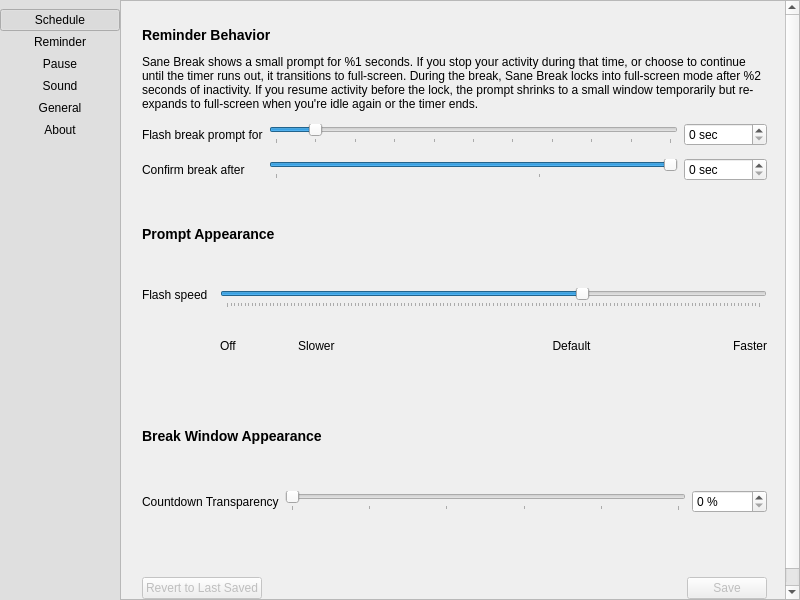
Above: src/gui/pref-window.ui from AllanChain/sane-break before the change. Below: the same form after it.
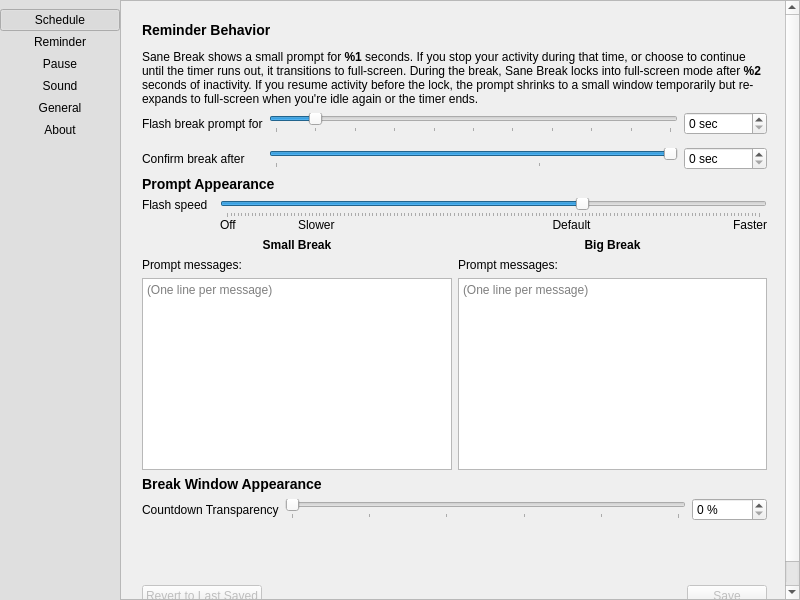
That is the form after the change. The open tabs and pages were chosen to show the change. Icons and pictures are not drawn. Custom widgets are drawn as their Qt base class.

Commit message:
custom messages for break
See #12

The edit to the form file:
```diff
--- a/src/gui/pref-window.ui
+++ b/src/gui/pref-window.ui
@@ -508,7 +508,7 @@
               </property>
               <property name="text">
                <string>&lt;h3&gt;Reminder Behavior&lt;/h3&gt;
-&lt;p&gt;Sane Break shows a small prompt for %1 seconds. If you stop your activity during that time, or choose to continue until the timer runs out, it transitions to full-screen. During the break, Sane Break locks into full-screen mode after %2 seconds of inactivity. If you resume activity before the lock, the prompt shrinks to a small window temporarily but re-expands to full-screen when you're idle again or the timer ends.&lt;/p&gt;</string>
+&lt;p&gt;Sane Break shows a small prompt for &lt;b&gt;%1&lt;/b&gt; seconds. If you stop your activity during that time, or choose to continue until the timer runs out, it transitions to full-screen. During the break, Sane Break locks into full-screen mode after &lt;b&gt;%2&lt;/b&gt; seconds of inactivity. If you resume activity before the lock, the prompt shrinks to a small window temporarily but re-expands to full-screen when you're idle again or the timer ends.&lt;/p&gt;</string>
               </property>
               <property name="wordWrap">
                <bool>true</bool>
@@ -696,6 +696,58 @@
               </item>
              </layout>
             </item>
+            <item>
+             <layout class="QGridLayout" name="gridLayout">
+              <item row="2" column="0">
+               <widget class="QPlainTextEdit" name="smallBreakMessages">
+                <property name="placeholderText">
+                 <string>(One line per message)</string>
+                </property>
+               </widget>
+              </item>
+              <item row="1" column="1">
+               <widget class="QLabel" name="label_34">
+                <property name="text">
+                 <string>Prompt messages:</string>
+                </property>
+               </widget>
+              </item>
+              <item row="1" column="0">
+               <widget class="QLabel" name="label">
+                <property name="text">
+                 <string>Prompt messages:</string>
+                </property>
+               </widget>
+              </item>
+              <item row="2" column="1">
+               <widget class="QPlainTextEdit" name="bigBreakMessages">
+                <property name="placeholderText">
+                 <string>(One line per message)</string>
+                </property>
+               </widget>
+              </item>
+              <item row="0" column="0">
+               <widget class="QLabel" name="label_36">
+                <property name="text">
+                 <string>&lt;h4&gt;Small Break&lt;/h4&gt;</string>
+                </property>
+                <property name="alignment">
+                 <set>Qt::AlignmentFlag::AlignCenter</set>
+                </property>
+               </widget>
+              </item>
+              <item row="0" column="1">
+               <widget class="QLabel" name="label_39">
+                <property name="text">
+                 <string>&lt;h4&gt;Big Break&lt;/h4&gt;</string>
+                </property>
+                <property name="alignment">
+                 <set>Qt::AlignmentFlag::AlignCenter</set>
+                </property>
+               </widget>
+              </item>
+             </layout>
+            </item>
             <item>
              <widget class="QLabel" name="label_2">
               <property name="text">
```
The commit also changes 1 other file.
